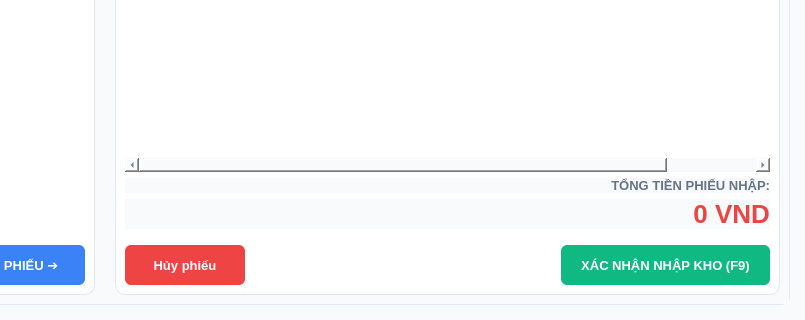
minhtoan3131/stationpos-python-coursework-basic, file app/modules/inventory/ui/views/inventory_management.ui: the form before one commit; both pictures show x 595 to 1400 and y 480 to 800 of the 1400 by 800 pixel window.
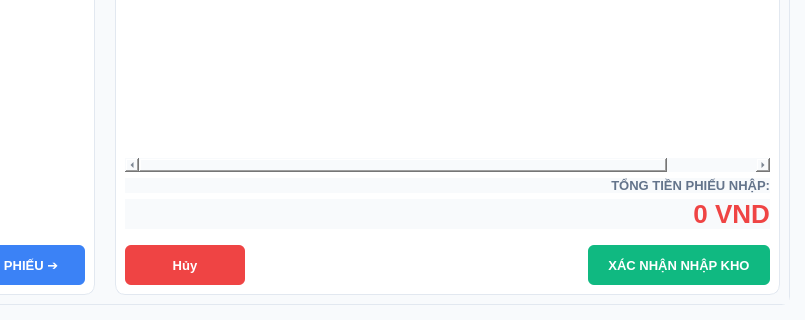
The form after the commit.

What changed in the file:
```diff
--- a/app/modules/inventory/ui/views/inventory_management.ui
+++ b/app/modules/inventory/ui/views/inventory_management.ui
@@ -126,6 +126,10 @@
         color: #3b82f6;
         border-bottom: 3px solid #3b82f6;
     }
+
+    QTableWidget {
+        font-size: 14px;        /* Tăng kích thước chữ nội dung lên 14px (Mặc định thường là 12px) */
+    }
    </string>
   </property>
   <layout class="QVBoxLayout" name="verticalLayout_main">
@@ -429,7 +433,7 @@
                </size>
               </property>
               <property name="text">
-               <string>Hủy phiếu</string>
+               <string>Hủy</string>
               </property>
              </widget>
             </item>
@@ -455,7 +459,7 @@
                </size>
               </property>
               <property name="text">
-               <string>XÁC NHẬN NHẬP KHO (F9)</string>
+               <string>XÁC NHẬN NHẬP KHO</string>
               </property>
              </widget>
             </item>
```
